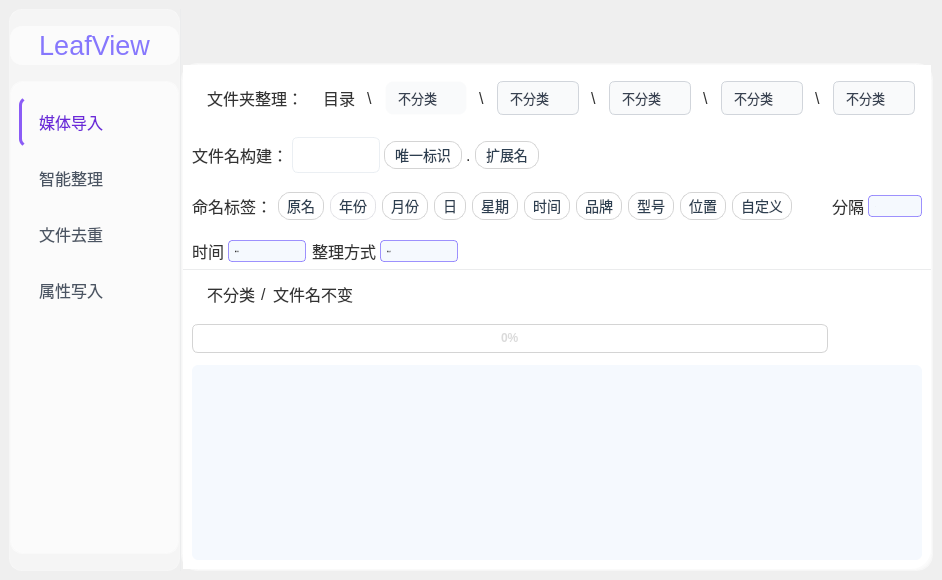
First picture: the form in Ui_MainWindow.ui, repository YangShengzhou03/LeafSort, before the edit.
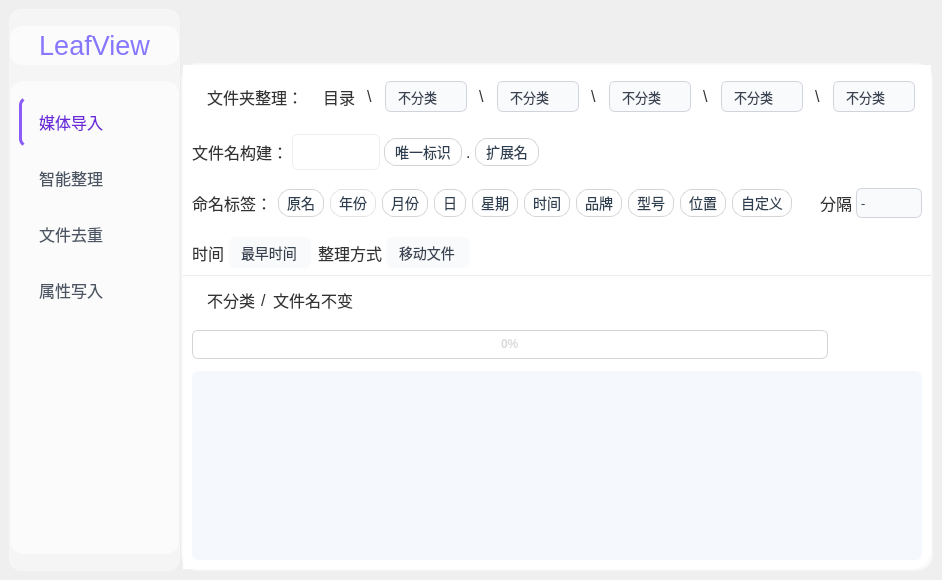
Second picture: the form after the edit. The open tabs and pages were chosen to show the change. Icons and pictures are not drawn.

```diff
--- a/Ui_MainWindow.ui
+++ b/Ui_MainWindow.ui
@@ -1474,9 +1474,9 @@
                         </property>
                         <property name="styleSheet">
                          <string notr="true">QComboBox {
-    background-color: rgba(255, 255, 255, 85);
-    border: 1px solid rgba(255, 255, 255, 60);
-    border-radius: 8px;
+    background-color: #ffffff;
+    border: 1px solid #d1d5db;
+    border-radius: 6px;
     padding: 6px 12px;
     color: #374151;
     font-family: &quot;Microsoft YaHei&quot;, &quot;微软雅黑&quot;, sans-serif;
@@ -1485,9 +1485,7 @@
     min-height: 16px;
     selection-background-color: #6d28d9;
     selection-color: white;
-    transition: all 0.2s cubic-bezier(0.4, 0, 0.2, 1);
-    backdrop-filter: blur(8px);
-    box-shadow: 0 1px 3px rgba(0, 0, 0, 0.04);
+    transition: all 0.2s ease-out;
 }
 
 QComboBox::drop-down {
@@ -1508,10 +1506,10 @@
 }
 
 QComboBox:on {
-    background-color: rgba(255, 255, 255, 95);
+    background-color: #f5f3ff;
     border-bottom-left-radius: 0;
     border-bottom-right-radius: 0;
-    box-shadow: 0 2px 6px rgba(139, 92, 246, 0.12);
+    box-shadow: 0 2px 4px rgba(0, 0, 0, 0.05);
 }
 
 QComboBox:pressed {
@@ -1521,24 +1519,22 @@
 }
 
 QComboBox:disabled {
-    background-color: rgba(243, 244, 246, 0.8);
+    background-color: #f3f4f6;
     color: #9ca3af;
-    border-color: rgba(229, 231, 235, 0.8);
-    backdrop-filter: blur(4px);
+    border-color: #e5e7eb;
 }
 
 QComboBox QAbstractItemView {
-    border: 1px solid rgba(229, 231, 235, 0.8);
+    border: 1px solid #e5e7eb;
     border-top: none;
-    border-radius: 0 0 8px 8px;
-    background-color: rgba(255, 255, 255, 95);
-    backdrop-filter: blur(8px);
+    border-radius: 0 0 6px 6px;
+    background: white;
     padding: 4px 0;
     margin-top: -1px;
     selection-background-color: #6d28d9;
     selection-color: white;
     outline: none;
-    box-shadow: 0 4px 12px rgba(0, 0, 0, 0.1);
+    box-shadow: 0 2px 8px rgba(0, 0, 0, 0.08);
     min-width: 88px;
     font-family: &quot;Microsoft YaHei&quot;, &quot;微软雅黑&quot;, sans-serif;
     font-size: 13px;
@@ -3115,8 +3111,8 @@
                             <widget class="QComboBox" name="fileNameSeparator">
                              <property name="minimumSize">
                               <size>
-                               <width>0</width>
-                               <height>0</height>
+                               <width>66</width>
+                               <height>26</height>
                               </size>
                              </property>
                              <property name="maximumSize">
@@ -3135,35 +3131,107 @@
                              </property>
                              <property name="styleSheet">
                               <string notr="true">QComboBox {
-    border: 1px solid rgba(134, 119, 253, 0.8);
-    background: rgb(245, 249, 254);
-    border-radius: 4px;
-    padding: 2px 6px;
-    color: #333333;
-    font: 14px &quot;Microsoft YaHei&quot;;
-}
-
-QComboBox:hover {
-    border-color: rgba(134, 119, 253, 1);
-    background: rgb(240, 247, 254);
+    background-color: #ffffff;
+    border: 1px solid #d1d5db;
+    border-radius: 6px;
+    padding: 4px 4px;
+    color: #374151;
+    font-family: &quot;Microsoft YaHei&quot;, &quot;微软雅黑&quot;, sans-serif;
+    font-size: 13px;
+    min-width: 56px;
+    min-height: 16px;
+    selection-background-color: #6d28d9;
+    selection-color: white;
+    transition: all 0.2s ease-out;
 }
 
 QComboBox::drop-down {
-    width: 0px;
+    width: 0;
     border: none;
+    padding: 0;
+}
+
+QComboBox::down-arrow {
+    image: none;
+}
+
+QComboBox:hover {
+    border-color: #a5b4fc;
+    background-color: #f8fafc;
+    box-shadow: 0 1px 3px rgba(166, 175, 195, 0.2);
+}
+
+QComboBox:on {
+    background-color: #f5f3ff;
+    border-bottom-left-radius: 0;
+    border-bottom-right-radius: 0;
+    box-shadow: 0 2px 4px rgba(0, 0, 0, 0.05);
+}
+
+QComboBox:pressed {
+    background-color: #ede9fe;
+    transform: translateY(1px);
+}
+
+QComboBox:disabled {
+    background-color: #f3f4f6;
+    color: #9ca3af;
+    border-color: #e5e7eb;
 }
 
 QComboBox QAbstractItemView {
-    border: 1px solid rgba(134, 119, 253, 0.3);
+    border: 1px solid #e5e7eb;
+    border-top: none;
+    border-radius: 0 0 6px 6px;
     background: white;
-    selection-background-color: rgba(134, 119, 253, 0.15);
+    padding: 4px 0;
+    margin-top: -1px;
+    selection-background-color: #6d28d9;
+    selection-color: white;
     outline: none;
+    box-shadow: 0 2px 8px rgba(0, 0, 0, 0.08);
+    min-width: 88px;
+    font-family: &quot;Microsoft YaHei&quot;, &quot;微软雅黑&quot;, sans-serif;
+    font-size: 13px;
 }
 
 QComboBox QAbstractItemView::item {
-    padding: 1px 6px;
-    color: #333333;
-    font: 12px &quot;Microsoft YaHei&quot;;
+    padding: 6px 2px;
+    margin: 0 4px;
+    border-radius: 3px;
+    border-left: 1px solid transparent;
+}
+
+QComboBox QAbstractItemView::item:hover {
+    background-color: #f8f5ff;
+    color: #6d28d9;
+}
+
+QComboBox QAbstractItemView::item:selected {
+    background-color: #faf7ff;
+    color: #6d28d9;
+    border-left: 1px solid #6d28d9;
+    font-weight: normal;
+    padding-left: 11px;
+}
+
+QComboBox:editable {
+    background: white;
+    padding-right: 12px;
+}
+
+QComboBox:editable:on {
+    background: #f5f3ff;
+}
+
+QComboBox:!editable {
+    background: #f9fafb;
+}
+
+QComboBox:focus {
+    border: 1px solid #8b5cf6;
+    outline: none;
+    box-shadow: 0 0 0 2px rgba(139, 92, 246, 0.2);
 }</string>
                              </property>
                              <item>
@@ -3257,8 +3325,8 @@
                            <widget class="QComboBox" name="timeSource">
                             <property name="minimumSize">
                              <size>
-                              <width>78</width>
-                              <height>0</height>
+                              <width>82</width>
+                              <height>30</height>
                              </size>
                             </property>
                             <property name="font">
@@ -3271,35 +3339,113 @@
                             </property>
                             <property name="styleSheet">
                              <string notr="true">QComboBox {
-    border: 1px solid rgba(134, 119, 253, 0.8);
-    background: rgb(245, 249, 254);
-    border-radius: 4px;
-    padding: 2px 6px;
-    color: #333333;
-    font: 14px &quot;Microsoft YaHei&quot;;
-}
-
-QComboBox:hover {
-    border-color: rgba(134, 119, 253, 1);
-    background: rgb(240, 247, 254);
+    background-color: rgba(255, 255, 255, 85);
+    border: 1px solid rgba(255, 255, 255, 60);
+    border-radius: 8px;
+    padding: 6px 12px;
+    color: #374151;
+    font-family: &quot;Microsoft YaHei&quot;, &quot;微软雅黑&quot;, sans-serif;
+    font-size: 14px;
+    min-width: 56px;
+    min-height: 16px;
+    selection-background-color: #6d28d9;
+    selection-color: white;
+    transition: all 0.2s cubic-bezier(0.4, 0, 0.2, 1);
+    backdrop-filter: blur(8px);
+    box-shadow: 0 1px 3px rgba(0, 0, 0, 0.04);
 }
 
 QComboBox::drop-down {
-    width: 0px;
+    width: 0;
     border: none;
+    padding: 0;
+}
+
+QComboBox::down-arrow {
+    image: none;
+}
+
+QComboBox:hover {
+    border-color: #a5b4fc;
+    background-color: rgba(255, 255, 255, 95);
+    box-shadow: 0 2px 6px rgba(139, 92, 246, 0.12);
+    transform: translateY(-1px);
+}
+
+QComboBox:on {
+    background-color: rgba(255, 255, 255, 95);
+    border-bottom-left-radius: 0;
+    border-bottom-right-radius: 0;
+    box-shadow: 0 2px 6px rgba(139, 92, 246, 0.12);
+}
+
+QComboBox:pressed {
+    background-color: rgba(237, 233, 254, 0.9);
+    transform: translateY(1px);
+    box-shadow: inset 0 2px 4px rgba(0, 0, 0, 0.05);
+}
+
+QComboBox:disabled {
+    background-color: rgba(243, 244, 246, 0.8);
+    color: #9ca3af;
+    border-color: rgba(229, 231, 235, 0.8);
+    backdrop-filter: blur(4px);
 }
 
 QComboBox QAbstractItemView {
-    border: 1px solid rgba(134, 119, 253, 0.3);
-    background: white;
-    selection-background-color: rgba(134, 119, 253, 0.15);
+    border: 1px solid rgba(229, 231, 235, 0.8);
+    border-top: none;
+    border-radius: 0 0 8px 8px;
+    background-color: rgba(255, 255, 255, 95);
+    backdrop-filter: blur(8px);
+    padding: 4px 0;
+    margin-top: -1px;
+    selection-background-color: #6d28d9;
+    selection-color: white;
     outline: none;
+    box-shadow: 0 4px 12px rgba(0, 0, 0, 0.1);
+    min-width: 88px;
+    font-family: &quot;Microsoft YaHei&quot;, &quot;微软雅黑&quot;, sans-serif;
+    font-size: 13px;
 }
 
 QComboBox QAbstractItemView::item {
-    padding: 1px 6px;
-    color: #333333;
-    font: 12px &quot;Microsoft YaHei&quot;;
+    padding: 6px 2px;
+    margin: 0 4px;
+    border-radius: 3px;
+    border-left: 1px solid transparent;
+}
+
+QComboBox QAbstractItemView::item:hover {
+    background-color: #f8f5ff;
+    color: #6d28d9;
+}
+
+QComboBox QAbstractItemView::item:selected {
+    background-color: #faf7ff;
+    color: #6d28d9;
+    border-left: 1px solid #6d28d9;
+    font-weight: normal;
+    padding-left: 11px;
+}
+
+QComboBox:editable {
+    background: white;
+    padding-right: 12px;
+}
+
+QComboBox:editable:on {
+    background: #f5f3ff;
+}
+
+QComboBox:!editable {
+    background: #f9fafb;
+}
+
+QComboBox:focus {
+    border: 1px solid #8b5cf6;
+    outline: none;
+    box-shadow: 0 0 0 2px rgba(139, 92, 246, 0.2), 0 2px 6px rgba(0, 0, 0, 0.08);
 }</string>
                             </property>
                             <item>
@@ -3353,8 +3499,8 @@
                            <widget class="QComboBox" name="fileOperation">
                             <property name="minimumSize">
                              <size>
-                              <width>78</width>
-                              <height>0</height>
+                              <width>82</width>
+                              <height>30</height>
                              </size>
                             </property>
                             <property name="font">
@@ -3367,35 +3513,113 @@
                             </property>
                             <property name="styleSheet">
                              <string notr="true">QComboBox {
-    border: 1px solid rgba(134, 119, 253, 0.8);
-    background: rgb(245, 249, 254);
-    border-radius: 4px;
-    padding: 2px 6px;
-    color: #333333;
-    font: 14px &quot;Microsoft YaHei&quot;;
-}
-
-QComboBox:hover {
-    border-color: rgba(134, 119, 253, 1);
-    background: rgb(240, 247, 254);
+    background-color: rgba(255, 255, 255, 85);
+    border: 1px solid rgba(255, 255, 255, 60);
+    border-radius: 8px;
+    padding: 6px 12px;
+    color: #374151;
+    font-family: &quot;Microsoft YaHei&quot;, &quot;微软雅黑&quot;, sans-serif;
+    font-size: 14px;
+    min-width: 56px;
+    min-height: 16px;
+    selection-background-color: #6d28d9;
+    selection-color: white;
+    transition: all 0.2s cubic-bezier(0.4, 0, 0.2, 1);
+    backdrop-filter: blur(8px);
+    box-shadow: 0 1px 3px rgba(0, 0, 0, 0.04);
 }
 
 QComboBox::drop-down {
-    width: 0px;
+    width: 0;
     border: none;
+    padding: 0;
+}
+
+QComboBox::down-arrow {
+    image: none;
+}
+
+QComboBox:hover {
+    border-color: #a5b4fc;
+    background-color: rgba(255, 255, 255, 95);
+    box-shadow: 0 2px 6px rgba(139, 92, 246, 0.12);
+    transform: translateY(-1px);
+}
+
+QComboBox:on {
+    background-color: rgba(255, 255, 255, 95);
+    border-bottom-left-radius: 0;
+    border-bottom-right-radius: 0;
+    box-shadow: 0 2px 6px rgba(139, 92, 246, 0.12);
+}
+
+QComboBox:pressed {
+    background-color: rgba(237, 233, 254, 0.9);
+    transform: translateY(1px);
+    box-shadow: inset 0 2px 4px rgba(0, 0, 0, 0.05);
+}
+
+QComboBox:disabled {
+    background-color: rgba(243, 244, 246, 0.8);
+    color: #9ca3af;
+    border-color: rgba(229, 231, 235, 0.8);
+    backdrop-filter: blur(4px);
 }
 
 QComboBox QAbstractItemView {
-    border: 1px solid rgba(134, 119, 253, 0.3);
-    background: white;
-    selection-background-color: rgba(134, 119, 253, 0.15);
+    border: 1px solid rgba(229, 231, 235, 0.8);
+    border-top: none;
+    border-radius: 0 0 8px 8px;
+    background-color: rgba(255, 255, 255, 95);
+    backdrop-filter: blur(8px);
+    padding: 4px 0;
+    margin-top: -1px;
+    selection-background-color: #6d28d9;
+    selection-color: white;
     outline: none;
+    box-shadow: 0 4px 12px rgba(0, 0, 0, 0.1);
+    min-width: 88px;
+    font-family: &quot;Microsoft YaHei&quot;, &quot;微软雅黑&quot;, sans-serif;
+    font-size: 13px;
 }
 
 QComboBox QAbstractItemView::item {
-    padding: 1px 6px;
-    color: #333333;
-    font: 12px &quot;Microsoft YaHei&quot;;
+    padding: 6px 2px;
+    margin: 0 4px;
+    border-radius: 3px;
+    border-left: 1px solid transparent;
+}
+
+QComboBox QAbstractItemView::item:hover {
+    background-color: #f8f5ff;
+    color: #6d28d9;
+}
+
+QComboBox QAbstractItemView::item:selected {
+    background-color: #faf7ff;
+    color: #6d28d9;
+    border-left: 1px solid #6d28d9;
+    font-weight: normal;
+    padding-left: 11px;
+}
+
+QComboBox:editable {
+    background: white;
+    padding-right: 12px;
+}
+
+QComboBox:editable:on {
+    background: #f5f3ff;
+}
+
+QComboBox:!editable {
+    background: #f9fafb;
+}
+
+QComboBox:focus {
+    border: 1px solid #8b5cf6;
+    outline: none;
+    box-shadow: 0 0 0 2px rgba(139, 92, 246, 0.2), 0 2px 6px rgba(0, 0, 0, 0.08);
 }</string>
                             </property>
                             <item>
```
Left out of the diff: 82 changed lines with no effect on the pictures.
